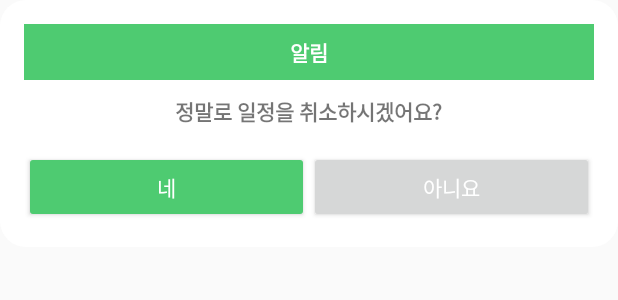
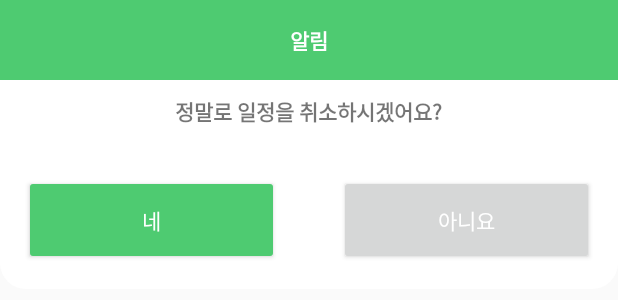
Before and after one commit to NoNextYear/Android, an Android app built with Jetpack Compose: the layout dialog_delete_confirmation.xml on its own in the app's theme, with its tools: preview values and no code run, on a phone screen of 412 x 824 dp. Shown: the top 300 px of the screen. Run offline under Robolectric (Android 15) with nearby library versions, the phone set to English and light mode, and no system bars.

```diff
--- a/app/src/main/res/layout/dialog_delete_confirmation.xml
+++ b/app/src/main/res/layout/dialog_delete_confirmation.xml
@@ -2,8 +2,8 @@
     android:layout_width="match_parent"
     android:layout_height="wrap_content"
     android:orientation="vertical"
-    android:padding="16dp"
-    android:background="@drawable/dialog_background">
+    android:background="@drawable/dialog_background"
+    android:padding="0dp">
 
     <TextView
         android:id="@+id/text_title"
@@ -13,7 +13,7 @@
         android:text="알림"
         android:textStyle="bold"
         android:background="#4ECB71"
-        android:padding="8dp"
+        android:padding="16dp"
         android:textColor="@android:color/white"
         android:gravity="center" />
 
@@ -31,23 +31,26 @@
         android:layout_width="match_parent"
         android:layout_height="wrap_content"
         android:orientation="horizontal"
-        android:gravity="center">
+        android:gravity="center"
+        android:padding="16dp"> <!-- 버튼 그룹에 패딩 설정 -->
 
         <Button
             android:id="@+id/btn_yes"
             android:layout_width="0dp"
-            android:layout_height="wrap_content"
+            android:layout_height="60dp"
             android:backgroundTint="#4ECB71"
             android:textColor="@android:color/white"
             android:layout_weight="1"
+            android:layout_marginEnd="20dp"
             android:text="네"/>
 
         <Button
             android:id="@+id/btn_no"
             android:layout_width="0dp"
-            android:layout_height="wrap_content"
+            android:layout_height="60dp"
             android:textColor="@android:color/white"
             android:layout_weight="1"
+            android:layout_marginStart="20dp"
             android:text="아니요"/>
     </LinearLayout>
 </LinearLayout>
```
